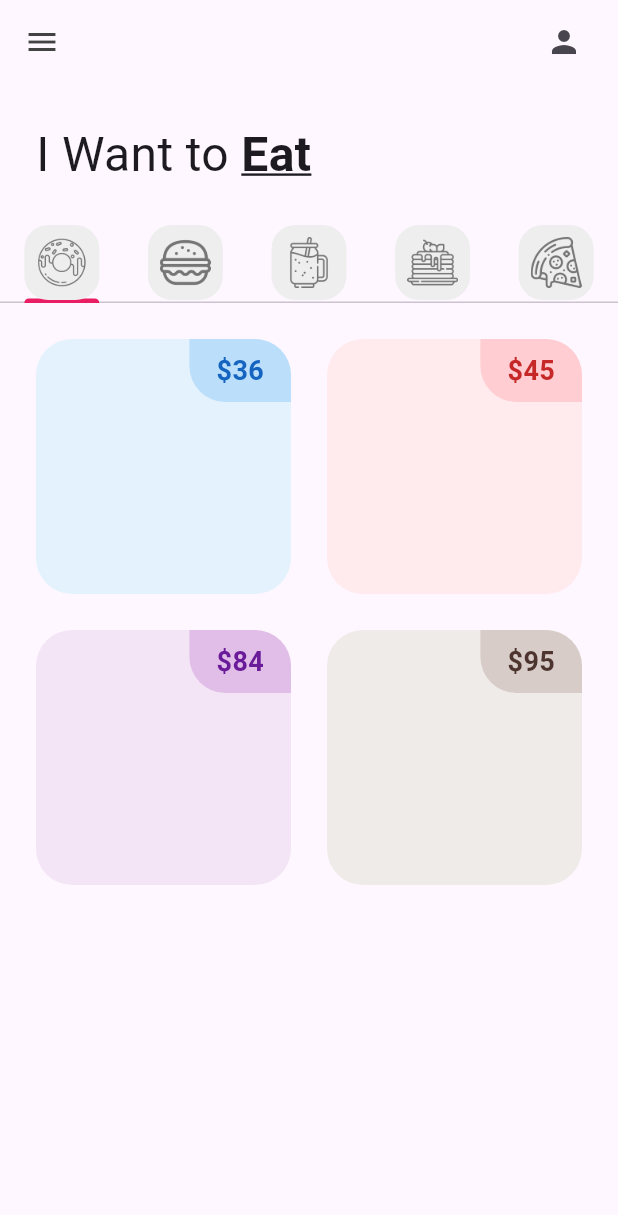
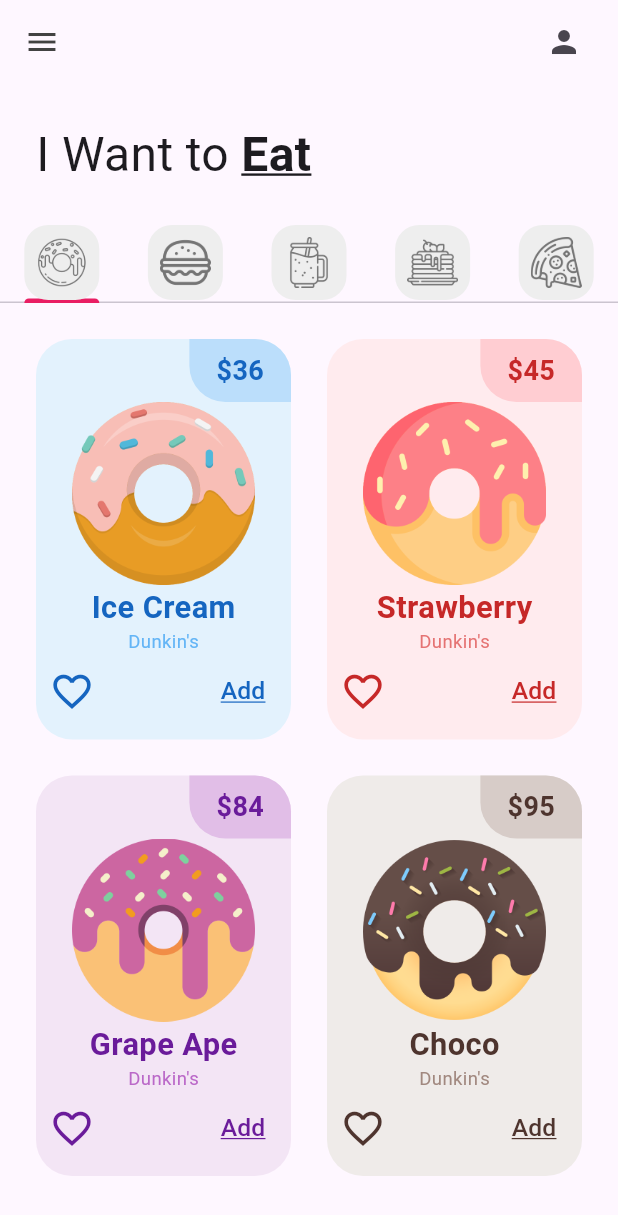
Before and after one commit to Brayam12/donut_app_4sa, a Flutter app: the screen it shows after launch, on a phone screen of 412 x 824 dp. Shown: the top 1215 px of the screen. Run offline on Flutter 3.47's test engine with Material 3 defaults, Android fonts, the phone set to English and light mode, and no system bars.

Commit message:
DonutTile finished (my design)

```diff
--- a/lib/tabs/donut_tab.dart
+++ b/lib/tabs/donut_tab.dart
@@ -21,7 +21,9 @@ class DonutTab extends StatelessWidget {
       //prepa 1: Como se va a organizar
       gridDelegate: SliverGridDelegateWithFixedCrossAxisCount(
         //Número de columnas
-        crossAxisCount: 2),
+        crossAxisCount: 2,
+        //Proporción entre ancho y alto
+        childAspectRatio: 1/1.5),
       //¿Cuántos elementos va a tener?
       itemCount: 4,
       padding: const EdgeInsets.all(12),
--- a/lib/utils/donut_tile.dart
+++ b/lib/utils/donut_tile.dart
@@ -43,9 +43,40 @@ class DonutTile extends StatelessWidget {
                   color: donutColor[800],
                 )
                 ),
-              )
+              ),
+
             ],
-          )
+          ),
+          //Donut price
+              Padding(
+                padding: const EdgeInsets.symmetric(horizontal: 24, vertical: 0),
+                child: Image.asset(imageName),
+              ),
+
+              //Donut flavor text
+              Text(donutFlavor, style: TextStyle(
+                fontSize: MediaQuery.of(context).size.width * 0.05,
+                fontWeight: FontWeight.bold,
+                color: donutColor[800],
+              ),),
+
+              Text("Dunkin's", style: TextStyle(
+                fontSize: MediaQuery.of(context).size.width * 0.03,
+                color: donutColor[300],
+              ),),
+
+              //Icons
+              Row(
+                mainAxisAlignment: MainAxisAlignment.spaceBetween,
+                children: [
+                  IconButton(onPressed: (){}, icon: Icon(Icons.favorite_border, color: donutColor[800], size: 30,)),
+                  TextButton(onPressed: (){}, child: Text("Add", style: TextStyle(
+                    color: donutColor[800], fontSize: MediaQuery.of(context).size.width * 0.04,
+                    decoration: TextDecoration.underline, decorationColor: donutColor[800]
+                  ),),),
+
+                ],
+              ),
 
         ],),
       ),
```
Also changed, not shown: lib/pages/home_page.dart (line endings or trailing spaces).
